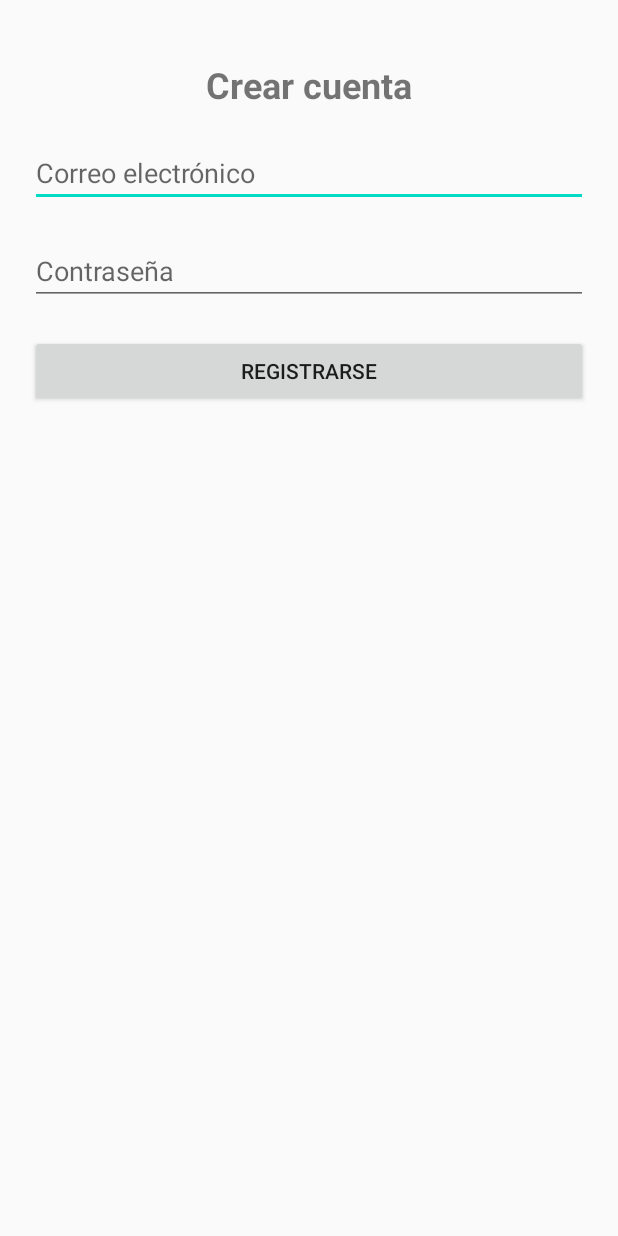
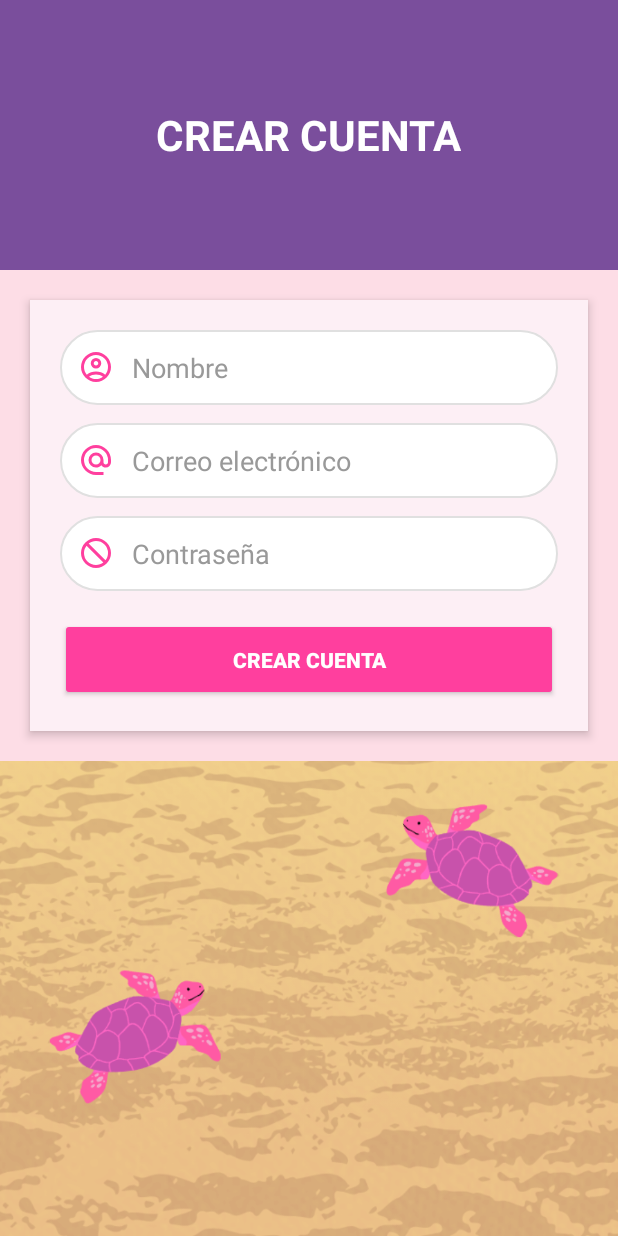
Before and after one commit to Catpirat/CaparazonEmocional, an Android app built with Jetpack Compose: the RegisterActivity screen opened directly, with no data from a screen before it, on a phone screen of 412 x 824 dp. Run offline under Robolectric (Android 15) with nearby library versions, the phone set to English and light mode, and no system bars; libraries missing offline, so code that uses them is left out: io.github.jan.supabase.

Commit message:
Registro Completo

```diff
--- a/app/src/main/java/com/example/caparazonemocional/auth/RegisterActivity.kt
+++ b/app/src/main/java/com/example/caparazonemocional/auth/RegisterActivity.kt
@@ -13,21 +13,27 @@ import kotlinx.coroutines.launch
 import com.example.caparazonemocional.SupabaseInstance
 import io.github.jan.supabase.auth.auth
 
+import kotlinx.serialization.json.buildJsonObject
+import kotlinx.serialization.json.put
+
+
 class RegisterActivity : AppCompatActivity() {
 
     override fun onCreate(savedInstanceState: Bundle?) {
         super.onCreate(savedInstanceState)
         setContentView(R.layout.activity_register)
 
+        val nameInput = findViewById<EditText>(R.id.etName)
         val emailInput = findViewById<EditText>(R.id.etEmail)
         val passwordInput = findViewById<EditText>(R.id.etPassword)
         val registerBtn = findViewById<Button>(R.id.btnRegister)
 
         registerBtn.setOnClickListener {
+            val nameValue = nameInput.text.toString().trim()
             val emailValue = emailInput.text.toString().trim()
             val passwordValue = passwordInput.text.toString().trim()
 
-            if (emailValue.isEmpty() || passwordValue.isEmpty()) {
+            if (nameValue.isEmpty() || emailValue.isEmpty() || passwordValue.isEmpty()) {
                 Toast.makeText(this, "Completa todos los campos", Toast.LENGTH_SHORT).show()
                 return@setOnClickListener
             }
@@ -38,6 +44,9 @@ class RegisterActivity : AppCompatActivity() {
                     SupabaseInstance.client.auth.signUpWith(Email) {
                         email = emailValue
                         password = passwordValue
+                        data = buildJsonObject {
+                            put("full_name", nameValue)
+                        }
                     }
 
                     Toast.makeText(
@@ -47,8 +56,8 @@ class RegisterActivity : AppCompatActivity() {
                     ).show()
                     finish() // Regresa al LoginActivity
                 } catch (e: Exception) {
-                    e.printStackTrace() // 👈 Esto muestra el error completo en Logcat
-                    android.util.Log.e("RegisterActivity", "Error al registrar", e) // 👈 log con etiqueta
+                    e.printStackTrace()
+                    android.util.Log.e("RegisterActivity", "Error al registrar", e)
 
                     Toast.makeText(
                         this@RegisterActivity,
--- /dev/null
+++ b/app/src/main/res/drawable/edittext_bg.xml
@@ -0,0 +1,16 @@
+<?xml version="1.0" encoding="utf-8"?>
+<shape xmlns:android="http://schemas.android.com/apk/res/android"
+    android:shape="rectangle">
+
+    <!-- Bordes redondeados -->
+    <corners android:radius="25dp"/>
+
+    <!-- Color de fondo -->
+    <solid android:color="#FFFFFF"/>
+
+    <!-- Borde gris -->
+    <stroke
+        android:color="#E0E0E0"
+        android:width="1dp"/>
+
+</shape>
--- /dev/null
+++ b/app/src/main/res/drawable/ic_block.xml
@@ -0,0 +1,5 @@
+<vector xmlns:android="http://schemas.android.com/apk/res/android" android:autoMirrored="true" android:height="24dp" android:tint="#FF3F9E" android:viewportHeight="960" android:viewportWidth="960" android:width="24dp">
+
+    <path android:fillColor="@android:color/white" android:pathData="M480,880Q397,880 324,848.5Q251,817 197,763Q143,709 111.5,636Q80,563 80,480Q80,397 111.5,324Q143,251 197,197Q251,143 324,111.5Q397,80 480,80Q563,80 636,111.5Q709,143 763,197Q817,251 848.5,324Q880,397 880,480Q880,563 848.5,636Q817,709 763,763Q709,817 636,848.5Q563,880 480,880ZM480,800Q534,800 584,782.5Q634,765 676,732L228,284Q195,326 177.5,376Q160,426 160,480Q160,614 253,707Q346,800 480,800ZM732,676Q765,634 782.5,584Q800,534 800,480Q800,346 707,253Q614,160 480,160Q426,160 376,177.5Q326,195 284,228L732,676Z"/>
+
+</vector>
--- /dev/null
+++ b/app/src/main/res/drawable/ic_email.xml
@@ -0,0 +1,5 @@
+<vector xmlns:android="http://schemas.android.com/apk/res/android" android:height="24dp" android:tint="#FF3F9E" android:viewportHeight="960" android:viewportWidth="960" android:width="24dp">
+
+    <path android:fillColor="@android:color/white" android:pathData="M480,880Q397,880 324,848.5Q251,817 197,763Q143,709 111.5,636Q80,563 80,480Q80,397 111.5,324Q143,251 197,197Q251,143 324,111.5Q397,80 480,80Q563,80 636,111.5Q709,143 763,197Q817,251 848.5,324Q880,397 880,480L880,538Q880,597 839.5,638.5Q799,680 740,680Q705,680 674,665Q643,650 622,622Q593,651 556.5,665.5Q520,680 480,680Q397,680 338.5,621.5Q280,563 280,480Q280,397 338.5,338.5Q397,280 480,280Q563,280 621.5,338.5Q680,397 680,480L680,538Q680,564 697,582Q714,600 740,600Q766,600 783,582Q800,564 800,538L800,480Q800,346 707,253Q614,160 480,160Q346,160 253,253Q160,346 160,480Q160,614 253,707Q346,800 480,800L680,800L680,880L480,880ZM480,600Q530,600 565,565Q600,530 600,480Q600,430 565,395Q530,360 480,360Q430,360 395,395Q360,430 360,480Q360,530 395,565Q430,600 480,600Z"/>
+
+</vector>
--- /dev/null
+++ b/app/src/main/res/drawable/ic_user.xml
@@ -0,0 +1,5 @@
+<vector xmlns:android="http://schemas.android.com/apk/res/android" android:height="24dp" android:tint="#FF3F9E" android:viewportHeight="960" android:viewportWidth="960" android:width="24dp">
+
+    <path android:fillColor="@android:color/white" android:pathData="M234,684Q285,645 348,622.5Q411,600 480,600Q549,600 612,622.5Q675,645 726,684Q761,643 780.5,591Q800,539 800,480Q800,347 706.5,253.5Q613,160 480,160Q347,160 253.5,253.5Q160,347 160,480Q160,539 179.5,591Q199,643 234,684ZM480,520Q421,520 380.5,479.5Q340,439 340,380Q340,321 380.5,280.5Q421,240 480,240Q539,240 579.5,280.5Q620,321 620,380Q620,439 579.5,479.5Q539,520 480,520ZM480,880Q397,880 324,848.5Q251,817 197,763Q143,709 111.5,636Q80,563 80,480Q80,397 111.5,324Q143,251 197,197Q251,143 324,111.5Q397,80 480,80Q563,80 636,111.5Q709,143 763,197Q817,251 848.5,324Q880,397 880,480Q880,563 848.5,636Q817,709 763,763Q709,817 636,848.5Q563,880 480,880ZM480,800Q533,800 580,784.5Q627,769 666,740Q627,711 580,695.5Q533,680 480,680Q427,680 380,695.5Q333,711 294,740Q333,769 380,784.5Q427,800 480,800ZM480,440Q506,440 523,423Q540,406 540,380Q540,354 523,337Q506,320 480,320Q454,320 437,337Q420,354 420,380Q420,406 437,423Q454,440 480,440ZM480,380Q480,380 480,380Q480,380 480,380Q480,380 480,380Q480,380 480,380Q480,380 480,380Q480,380 480,380Q480,380 480,380Q480,380 480,380ZM480,740Q480,740 480,740Q480,740 480,740Q480,740 480,740Q480,740 480,740Q480,740 480,740Q480,740 480,740Q480,740 480,740Q480,740 480,740Z"/>
+
+</vector>
--- a/app/src/main/res/layout/activity_register.xml
+++ b/app/src/main/res/layout/activity_register.xml
@@ -1,57 +1,98 @@
 <?xml version="1.0" encoding="utf-8"?>
-<androidx.constraintlayout.widget.ConstraintLayout xmlns:android="http://schemas.android.com/apk/res/android"
+<LinearLayout xmlns:android="http://schemas.android.com/apk/res/android"
     xmlns:app="http://schemas.android.com/apk/res-auto"
-    xmlns:tools="http://schemas.android.com/tools"
     android:layout_width="match_parent"
     android:layout_height="match_parent"
-    tools:context="com.example.caparazonemocional.auth.RegisterActivity">
+    android:orientation="vertical"
+    android:background="#FDDDE6">
 
-    <!-- Título -->
+    <!-- Encabezado morado -->
+    <LinearLayout
+        android:layout_width="match_parent"
+        android:layout_height="180dp"
+        android:background="#7A4E9C"
+        android:gravity="center">
+
         <TextView
-        android:id="@+id/tvRegisterTitle"
+            android:id="@+id/tvTitle"
             android:layout_width="wrap_content"
             android:layout_height="wrap_content"
-        android:text="Crear cuenta"
-        android:textSize="24sp"
+            android:text="CREAR CUENTA"
+            android:textSize="28sp"
             android:textStyle="bold"
-        app:layout_constraintTop_toTopOf="parent"
-        app:layout_constraintStart_toStartOf="parent"
-        app:layout_constraintEnd_toEndOf="parent"
-        android:layout_marginTop="40dp"/>
+            android:textColor="@android:color/white"/>
+    </LinearLayout>
 
-    <!-- Email -->
+    <!-- Formulario -->
+    <LinearLayout
+        android:layout_width="match_parent"
+        android:layout_height="wrap_content"
+        android:layout_margin="20dp"
+        android:orientation="vertical"
+        android:background="@android:color/white"
+        android:padding="20dp"
+        android:elevation="4dp"
+        android:backgroundTint="#FDEFF5"
+        android:clipToOutline="true">
+
+        <!-- Nombre -->
+        <EditText
+            android:id="@+id/etName"
+            android:layout_width="match_parent"
+            android:layout_height="50dp"
+            android:hint="Nombre"
+            android:drawableStart="@drawable/ic_user"
+            android:drawablePadding="12dp"
+            android:background="@drawable/edittext_bg"
+            android:paddingStart="12dp"
+            android:inputType="textPersonName"
+            android:textColorHint="#999"/>
+
+        <!-- Correo -->
         <EditText
             android:id="@+id/etEmail"
-        android:layout_width="0dp"
-        android:layout_height="wrap_content"
+            android:layout_width="match_parent"
+            android:layout_height="50dp"
             android:hint="Correo electrónico"
+            android:drawableStart="@drawable/ic_email"
+            android:drawablePadding="12dp"
+            android:background="@drawable/edittext_bg"
+            android:paddingStart="12dp"
             android:inputType="textEmailAddress"
-        app:layout_constraintTop_toBottomOf="@id/tvRegisterTitle"
-        app:layout_constraintStart_toStartOf="parent"
-        app:layout_constraintEnd_toEndOf="parent"
-        android:layout_margin="20dp"/>
+            android:layout_marginTop="12dp"
+            android:textColorHint="#999"/>
 
         <!-- Contraseña -->
         <EditText
             android:id="@+id/etPassword"
-        android:layout_width="0dp"
-        android:layout_height="wrap_content"
+            android:layout_width="match_parent"
+            android:layout_height="50dp"
             android:hint="Contraseña"
+            android:drawableStart="@drawable/ic_block"
+            android:drawablePadding="12dp"
+            android:background="@drawable/edittext_bg"
+            android:paddingStart="12dp"
             android:inputType="textPassword"
-        app:layout_constraintTop_toBottomOf="@id/etEmail"
-        app:layout_constraintStart_toStartOf="parent"
-        app:layout_constraintEnd_toEndOf="parent"
-        android:layout_margin="20dp"/>
+            android:layout_marginTop="12dp"
+            android:textColorHint="#999"/>
 
-    <!-- Botón de Registro -->
+        <!-- Botón -->
         <Button
             android:id="@+id/btnRegister"
-        android:layout_width="0dp"
-        android:layout_height="wrap_content"
-        android:text="Registrarse"
-        app:layout_constraintTop_toBottomOf="@id/etPassword"
-        app:layout_constraintStart_toStartOf="parent"
-        app:layout_constraintEnd_toEndOf="parent"
-        android:layout_margin="20dp"/>
+            android:layout_width="match_parent"
+            android:layout_height="55dp"
+            android:text="Crear cuenta"
+            android:textStyle="bold"
+            android:textColor="@android:color/white"
+            android:backgroundTint="#FF3F9E"
+            android:layout_marginTop="18dp"/>
+    </LinearLayout>
 
-</androidx.constraintlayout.widget.ConstraintLayout>
+    <!-- Imagen inferior -->
+    <ImageView
+        android:layout_width="match_parent"
+        android:layout_height="0dp"
+        android:layout_weight="1"
+        android:scaleType="centerCrop"
+        android:src="@drawable/bg_tortugas"/>
+</LinearLayout>
```
Also changed, not shown: app/src/main/res/drawable/bg_tortugas.png (added). Lines whose indentation alone changed are shown as unchanged.
